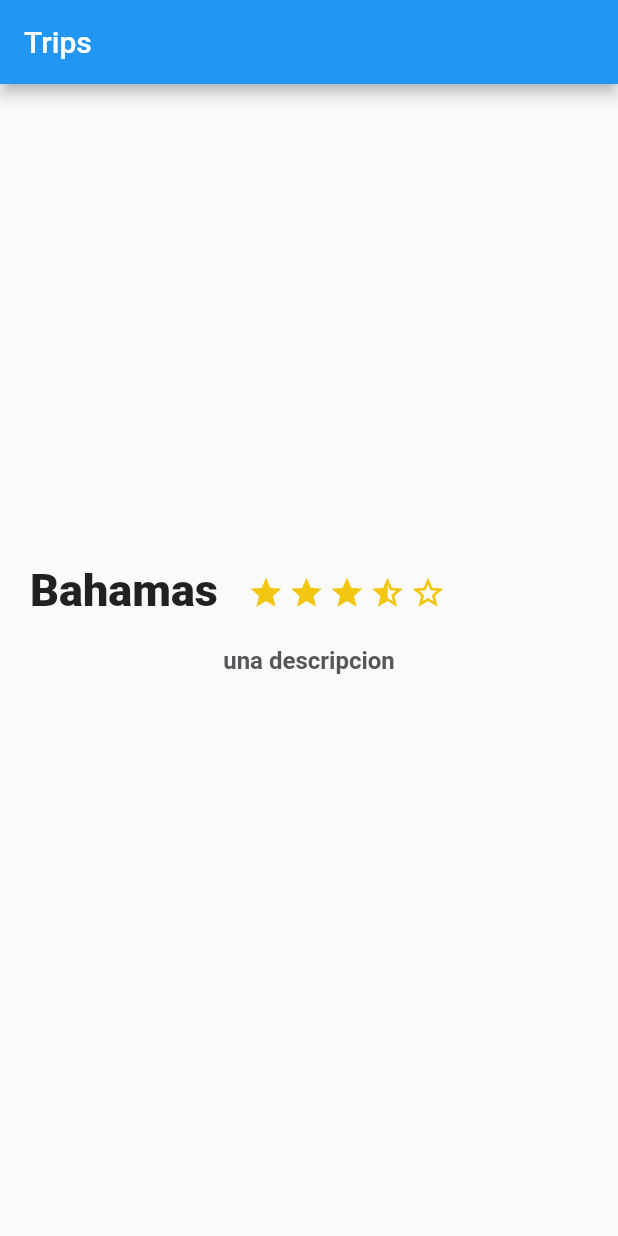
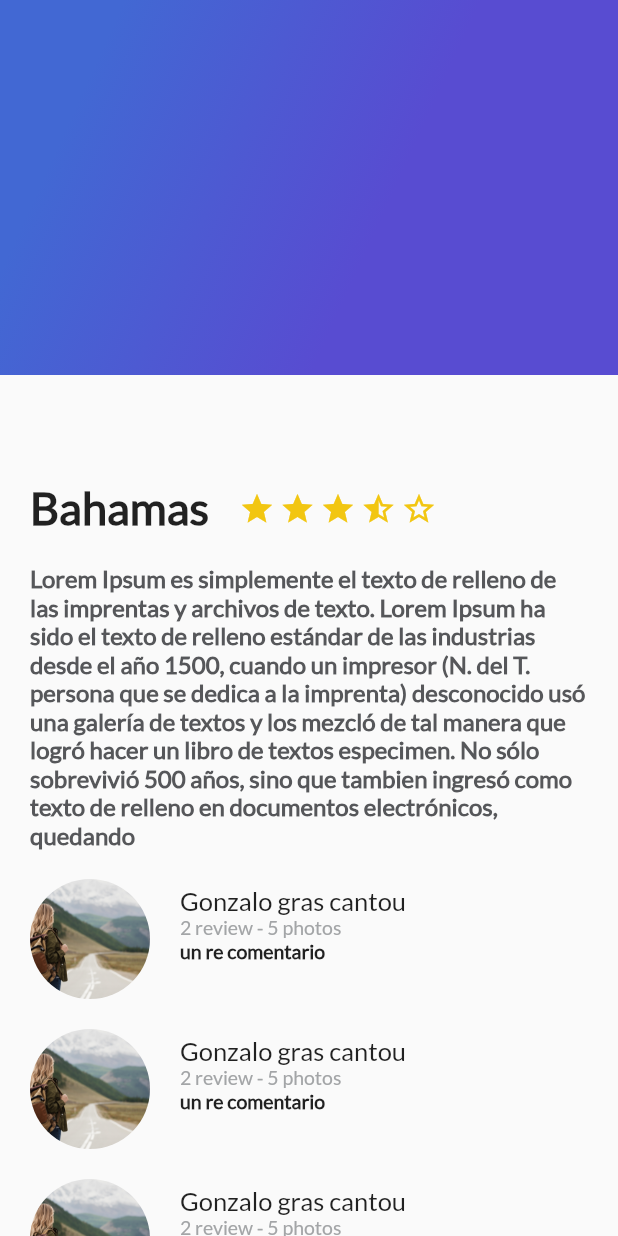
Before and after one commit to Guusy/trips_flutter, a Flutter app: the screen it shows after launch, on a phone screen of 412 x 824 dp. Run offline on Flutter 3.47's test engine with Material 2 defaults, Android fonts, the phone set to English and light mode, and no system bars.

Commit message:
Add assets and starter components  (review, gradient and description)

```diff
--- a/lib/description_place.dart
+++ b/lib/description_place.dart
@@ -42,7 +42,10 @@ class DescriptionPlace extends StatelessWidget {
           ),
           child: Text(
             namePlace,
-            style: TextStyle(fontSize: 30.0, fontWeight: FontWeight.w900),
+            style: TextStyle(
+                fontSize: 30.0,
+                fontWeight: FontWeight.w900,
+                fontFamily: "Lato"),
             textAlign: TextAlign.left,
           ),
         ),
@@ -68,7 +71,8 @@ class DescriptionPlace extends StatelessWidget {
         style: TextStyle(
             fontSize: 16.0,
             fontWeight: FontWeight.bold,
-            color: Color(0xFF56575a)),
+            color: Color(0xFF56575a),
+            fontFamily: "Lato"),
       ),
     );
     return Column(
--- /dev/null
+++ b/lib/gradient_back.dart
@@ -0,0 +1,23 @@
+import 'package:flutter/material.dart';
+
+class GradientBack extends StatelessWidget {
+  @override
+  Widget build(BuildContext context) {
+    return Container(
+      height: 250.0,
+      decoration: BoxDecoration(
+        gradient: LinearGradient(
+          colors: [
+            Color(0xFF4268D3),
+            Color(0xFF584CD1)
+          ],
+          begin: FractionalOffset(0.2,0.0),
+          end: FractionalOffset(1.0,0.6),
+          stops: [0.0,0.6],
+          tileMode: TileMode.clamp
+        )
+      ),
+    );
+  }
+
+}
--- a/lib/main.dart
+++ b/lib/main.dart
@@ -1,5 +1,7 @@
 import 'package:flutter/material.dart';
+import 'package:trips/review_list.dart';
 import 'description_place.dart';
+import 'gradient_back.dart';
 
 void main() => runApp(MyApp());
 
@@ -12,10 +14,15 @@ class MyApp extends StatelessWidget {
         primarySwatch: Colors.blue,
       ),
       home: Scaffold(
-          appBar: AppBar(
-            title: Text("Trips"),
-          ),
-          body: new DescriptionPlace("Bahamas", 4, "una descripcion")),
+          body: Stack(children: <Widget>[
+            ListView(
+              children: <Widget>[
+                DescriptionPlace("Bahamas", 4, "Lorem Ipsum es simplemente el texto de relleno de las imprentas y archivos de texto. Lorem Ipsum ha sido el texto de relleno estándar de las industrias desde el año 1500, cuando un impresor (N. del T. persona que se dedica a la imprenta) desconocido usó una galería de textos y los mezcló de tal manera que logró hacer un libro de textos especimen. No sólo sobrevivió 500 años, sino que tambien ingresó como texto de relleno en documentos electrónicos, quedando"),
+                ReviewList()
+              ],
+            ),
+            GradientBack()
+          ])),
     );
   }
 }
--- /dev/null
+++ b/lib/review.dart
@@ -0,0 +1,66 @@
+import 'package:flutter/material.dart';
+
+class Review extends StatelessWidget {
+  String name;
+  String details = "1 review 5 photos";
+  String comment = "Hola como estas";
+
+  Review(this.name, this.details, this.comment);
+
+  @override
+  Widget build(BuildContext context) {
+    final userComment = Container(
+      margin: EdgeInsets.only(left: 20.0),
+      child: Text(
+        comment,
+        textAlign: TextAlign.left,
+        style: TextStyle(
+            fontFamily: 'Lato', fontSize: 13.0, fontWeight: FontWeight.w900),
+      ),
+    );
+
+    final userInfo = Container(
+      margin: EdgeInsets.only(left: 20.0),
+      child: Text(
+        details,
+        textAlign: TextAlign.left,
+        style: TextStyle(
+            fontFamily: 'Lato', fontSize: 13.0, color: Color(0xFFa3a5a7)),
+      ),
+    );
+
+    final userName = Container(
+      margin: EdgeInsets.only(left: 20.0),
+      child: Text(
+        name,
+        textAlign: TextAlign.left,
+        style: TextStyle(
+          fontFamily: 'Lato',
+          fontSize: 17.0,
+        ),
+      ),
+    );
+
+    final userDetails = Column(
+      crossAxisAlignment: CrossAxisAlignment.start,
+      children: <Widget>[userName, userInfo, userComment],
+    );
+
+    final photo = Container(
+      margin: EdgeInsets.only(
+        top: 20,
+        left: 20,
+      ),
+      width: 80.0,
+      height: 80.0,
+      decoration: BoxDecoration(
+        shape: BoxShape.circle,
+        image: DecorationImage(
+            fit: BoxFit.cover, image: AssetImage("assets/img/traveller.jpg")),
+      ),
+    );
+    return Row(
+      children: <Widget>[photo, userDetails],
+    );
+  }
+}
--- /dev/null
+++ b/lib/review_list.dart
@@ -0,0 +1,22 @@
+import 'package:flutter/material.dart';
+import 'package:trips/review.dart';
+
+class ReviewList extends StatelessWidget {
+
+  @override
+  Widget build(BuildContext context) {
+    // TODO: implement build
+    return Column(
+      crossAxisAlignment: CrossAxisAlignment.start,
+      children: <Widget>[
+        Review("Gonzalo gras cantou","2 review - 5 photos ","un re comentario"),
+        Review("Gonzalo gras cantou","2 review - 5 photos ","un re comentario"),
+        Review("Gonzalo gras cantou","2 review - 5 photos ","un re comentario"),
+        Review("Gonzalo gras cantou","2 review - 5 photos ","un re comentario"),
+        Review("Gonzalo gras cantou","2 review - 5 photos ","un re comentario"),
+        Review("Gonzalo gras cantou","2 review - 5 photos ","un re comentario"),
+      ],
+    );
+  }
+
+}
```
Also changed, not shown: pubspec.yaml (+8 -0 lines), assets/img/traveller.jpg (added), fonts/Lato-Regular.ttf (added).
